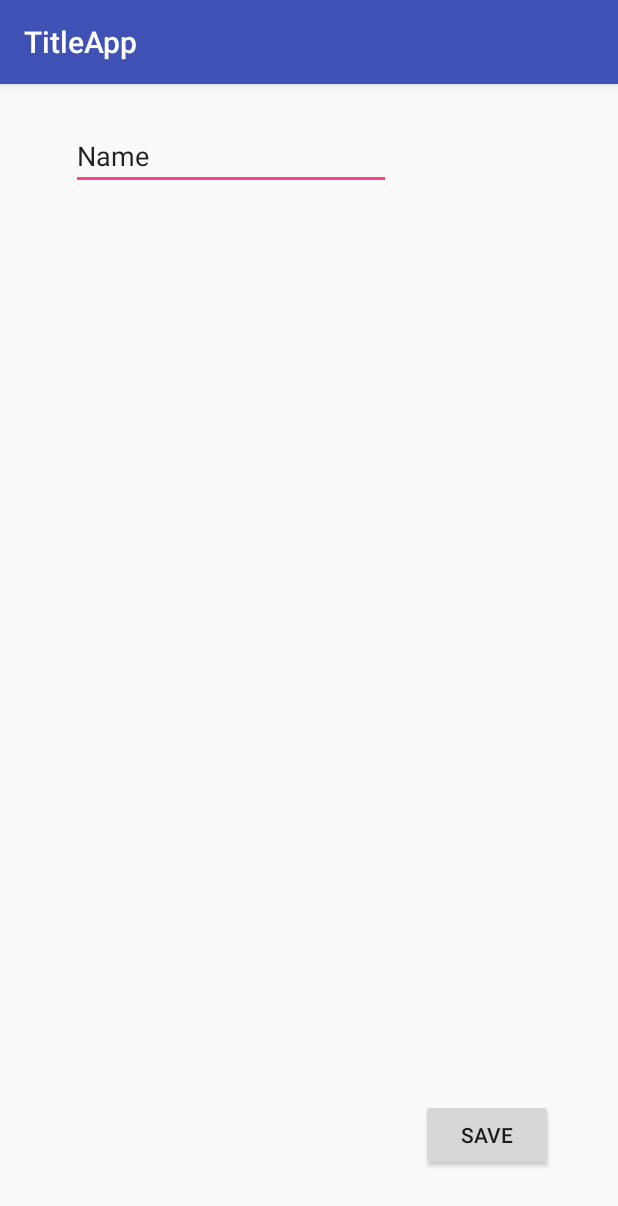
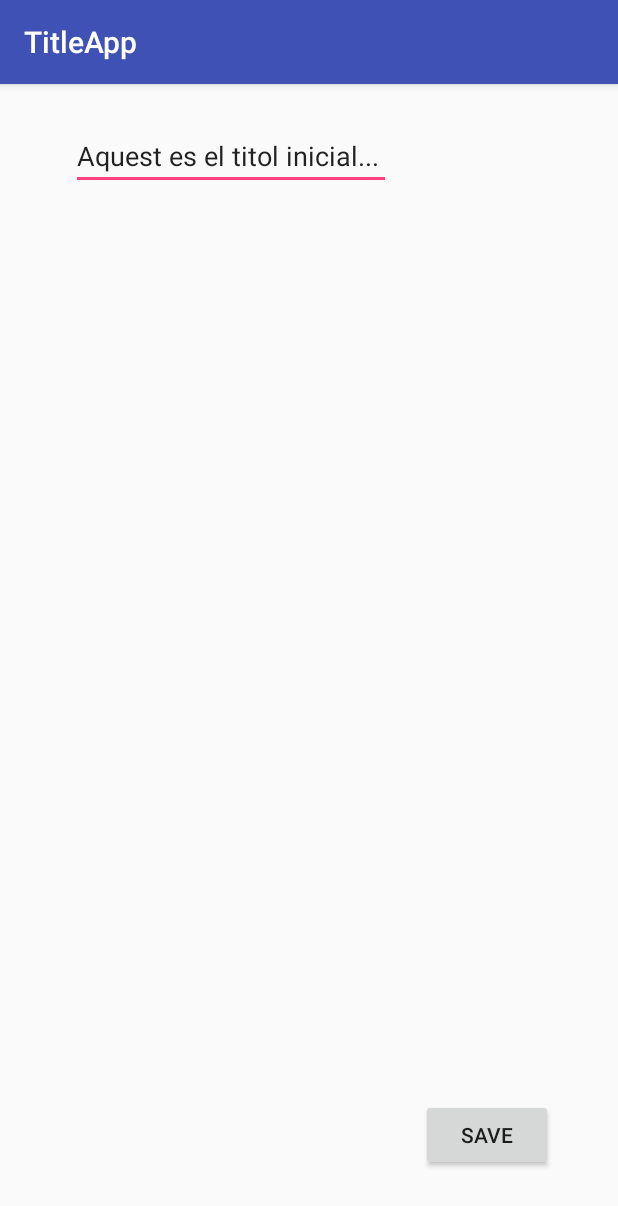
Before and after one commit to anddreaa04/TitleApp, an Android app: the screen it shows after launch (EditTitleActivity), after a tap on "EDIT", on a phone screen of 412 x 824 dp. Shown: the top 1206 px of the screen. Run offline under Robolectric (Android 15) with nearby library versions, the phone set to English and light mode, and no system bars; libraries missing offline, so code that uses them is left out: .

Commit message:
fitxers oblidats i obrim edittitleactivity inicialitzant am el titol actual

```diff
--- a/app/src/main/java/edu/upc/eseiaat/pma/titleapp/EditTitleActivity.java
+++ b/app/src/main/java/edu/upc/eseiaat/pma/titleapp/EditTitleActivity.java
@@ -1,13 +1,22 @@
 package edu.upc.eseiaat.pma.titleapp;
 
+import android.content.Intent;
 import android.support.v7.app.AppCompatActivity;
 import android.os.Bundle;
+import android.widget.EditText;
 
 public class EditTitleActivity extends AppCompatActivity {
+    private EditText edit_title;
 
     @Override
     protected void onCreate(Bundle savedInstanceState) {
         super.onCreate(savedInstanceState);
         setContentView(R.layout.activity_edit_title);
+
+        Intent intent = getIntent();
+        String title = intent.getStringExtra("title");
+        edit_title= (EditText)findViewById(R.id.edit_title);
+        edit_title.setText(title);
+
     }
 }
--- a/app/src/main/java/edu/upc/eseiaat/pma/titleapp/TitleActivity.java
+++ b/app/src/main/java/edu/upc/eseiaat/pma/titleapp/TitleActivity.java
@@ -5,19 +5,25 @@ import android.support.v7.app.AppCompatActivity;
 import android.os.Bundle;
 import android.support.v7.widget.ViewUtils;
 import android.view.View;
+import android.widget.TextView;
 
 public class TitleActivity extends AppCompatActivity {
+
+    private String title= "Aquest es el titol inicial...";
 
     @Override
     protected void onCreate(Bundle savedInstanceState) {
         super.onCreate(savedInstanceState);
         setContentView(R.layout.activity_title);
+        TextView title_text= (TextView) findViewById(R.id.title);
     }
 
     public void editTitle (View view){
         //1. Crear un 'intent'
         Intent intent= new Intent (this,EditTitleActivity.class);
-        //Passar l'intent a Android perque obri l'activitat
+       //2. Afegir parametres (dades extra) a la crida de l'activitat
+        intent.putExtra("title",title);
+        //3.Passar l'intent a Android perque obri l'activitat
         startActivity(intent);
     }
 }
--- a/app/src/main/res/layout/activity_edit_title.xml
+++ b/app/src/main/res/layout/activity_edit_title.xml
@@ -7,7 +7,7 @@
     tools:context="edu.upc.eseiaat.pma.titleapp.EditTitleActivity">
 
     <Button
-        android:id="@+id/button_edit"
+        android:id="@+id/button_save"
         android:layout_width="wrap_content"
         android:layout_height="wrap_content"
         android:layout_alignParentBottom="true"
@@ -16,7 +16,7 @@
         android:layout_marginBottom="43dp"
         android:layout_marginEnd="43dp"
         android:layout_marginRight="43dp"
-        android:text="Save" />
+        android:text="@string/save" />
 
     <EditText
         android:id="@+id/edit_title"
--- a/app/src/main/res/layout/activity_title.xml
+++ b/app/src/main/res/layout/activity_title.xml
@@ -7,6 +7,7 @@
     tools:context="edu.upc.eseiaat.pma.titleapp.TitleActivity">
 
     <TextView
+        android:id="@+id/title"
         android:layout_width="wrap_content"
         android:layout_height="wrap_content"
         android:layout_alignParentTop="true"
--- a/app/src/main/res/values/strings.xml
+++ b/app/src/main/res/values/strings.xml
@@ -2,4 +2,5 @@
     <string name="app_name">TitleApp</string>
     <string name="Edit">edit</string>
     <string name="edit">Edit</string>
+    <string name="save">Save</string>
 </resources>
```
